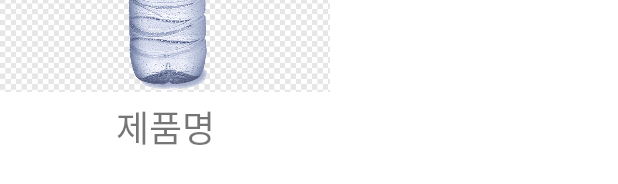
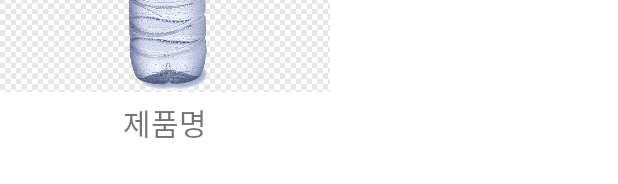
Before and after one commit to bomingming/MineralWaterProj, an Android app: the layout recyclerview_item_main.xml on its own in the app's theme, with its tools: preview values and no code run, on a phone screen of 412 x 824 dp. Shown: the part 230-414 px from the top of the screen. Run offline under Robolectric (Android 15) with nearby library versions, the phone set to English and light mode, and no system bars.

Commit message:
제품명 폰트 수정

```diff
--- a/app/src/main/res/layout/recyclerview_item_main.xml
+++ b/app/src/main/res/layout/recyclerview_item_main.xml
@@ -19,8 +19,9 @@
         android:layout_width="220dp"
         android:layout_height="wrap_content"
         android:text="제품명"
-        android:textSize="24dp"
+        android:textSize="20dp"
         android:gravity="center"
+        android:fontFamily="@font/maruburisemibold"
         app:layout_constraintStart_toStartOf="@+id/water_image_slide"
         app:layout_constraintTop_toBottomOf="@+id/water_image_slide" />
 
--- a/app/src/main/res/layout/recyclerview_item_rank.xml
+++ b/app/src/main/res/layout/recyclerview_item_rank.xml
@@ -29,6 +29,7 @@
         android:layout_height="wrap_content"
         android:text="물 이름"
         android:textSize="25dp"
+        android:fontFamily="@font/maruburisemibold"
         android:layout_gravity="center"
         android:layout_marginLeft="20dp"/>
 
--- a/app/src/main/res/layout/recyclerview_item_search.xml
+++ b/app/src/main/res/layout/recyclerview_item_search.xml
@@ -17,7 +17,8 @@
         android:layout_width="match_parent"
         android:layout_height="wrap_content"
         android:layout_margin="8dp"
-        android:textSize="24dp"
+        android:fontFamily="@font/maruburisemibold"
+        android:textSize="20dp"
         android:text="목록 "/>
 
 </LinearLayout>
```
